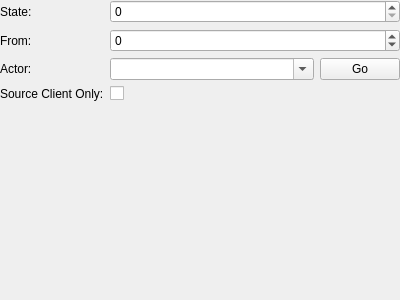
Before: the Qt Designer form tools/cathedral/ui/ActionSetNPCState.ui in comphack/comp_hack, drawn with Qt 5.
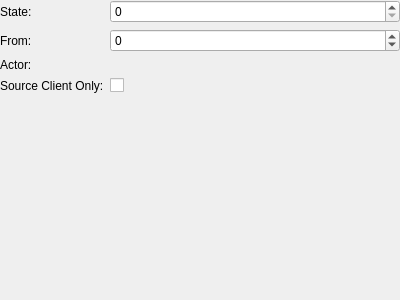
After: the same form once the commit is applied. Custom widgets are drawn as their Qt base class.

Commit message: Zone actor selector support

Diff of the .ui file:
```diff
--- a/tools/cathedral/ui/ActionSetNPCState.ui
+++ b/tools/cathedral/ui/ActionSetNPCState.ui
@@ -63,30 +63,6 @@
        </property>
       </widget>
      </item>
-     <item row="2" column="1">
-      <layout class="QHBoxLayout" name="layoutActor">
-       <item>
-        <widget class="QComboBox" name="actor">
-         <property name="sizePolicy">
-          <sizepolicy hsizetype="Expanding" vsizetype="Fixed">
-           <horstretch>0</horstretch>
-           <verstretch>0</verstretch>
-          </sizepolicy>
-         </property>
-         <property name="editable">
-          <bool>true</bool>
-         </property>
-        </widget>
-       </item>
-       <item>
-        <widget class="QPushButton" name="actorGo">
-         <property name="text">
-          <string>Go</string>
-         </property>
-        </widget>
-       </item>
-      </layout>
-     </item>
      <item row="3" column="0">
       <widget class="QLabel" name="lblSourceClientOnly">
        <property name="text">
@@ -97,10 +73,21 @@
      <item row="3" column="1">
       <widget class="QCheckBox" name="sourceClientOnly"/>
      </item>
+     <item row="2" column="1">
+      <widget class="ObjectSelector" name="actor" native="true"/>
+     </item>
     </layout>
    </item>
   </layout>
  </widget>
+ <customwidgets>
+  <customwidget>
+   <class>ObjectSelector</class>
+   <extends>QWidget</extends>
+   <header>ObjectSelector.h</header>
+   <container>1</container>
+  </customwidget>
+ </customwidgets>
  <resources/>
  <connections/>
 </ui>
```
The commit also changes 14 other files.
